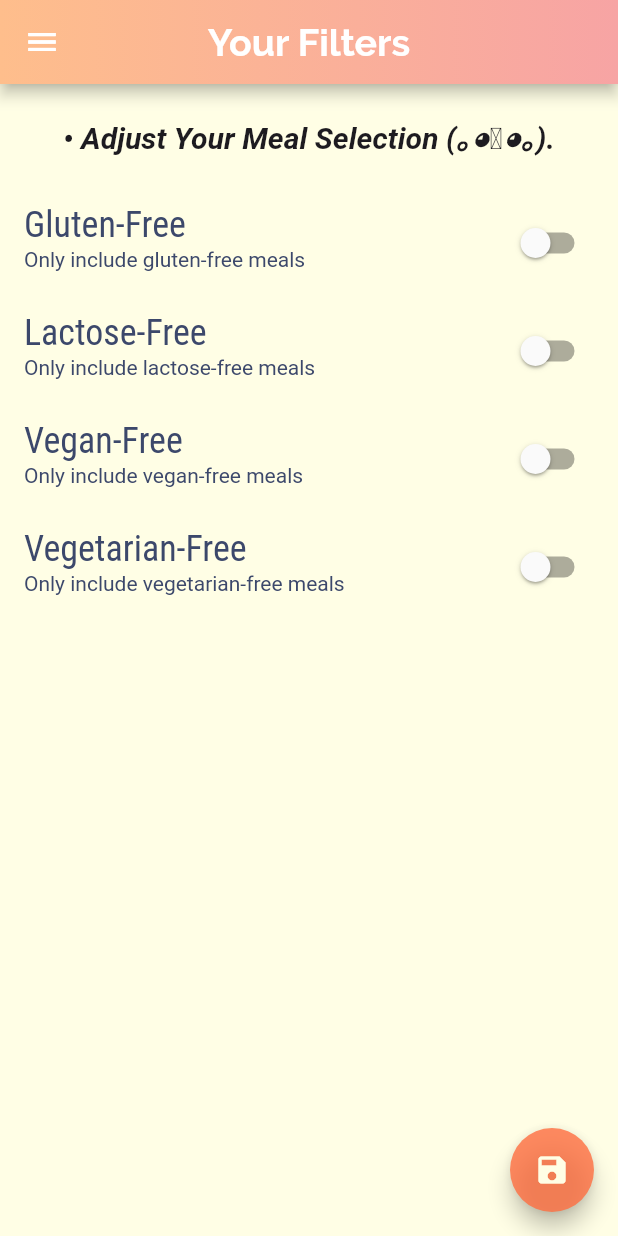
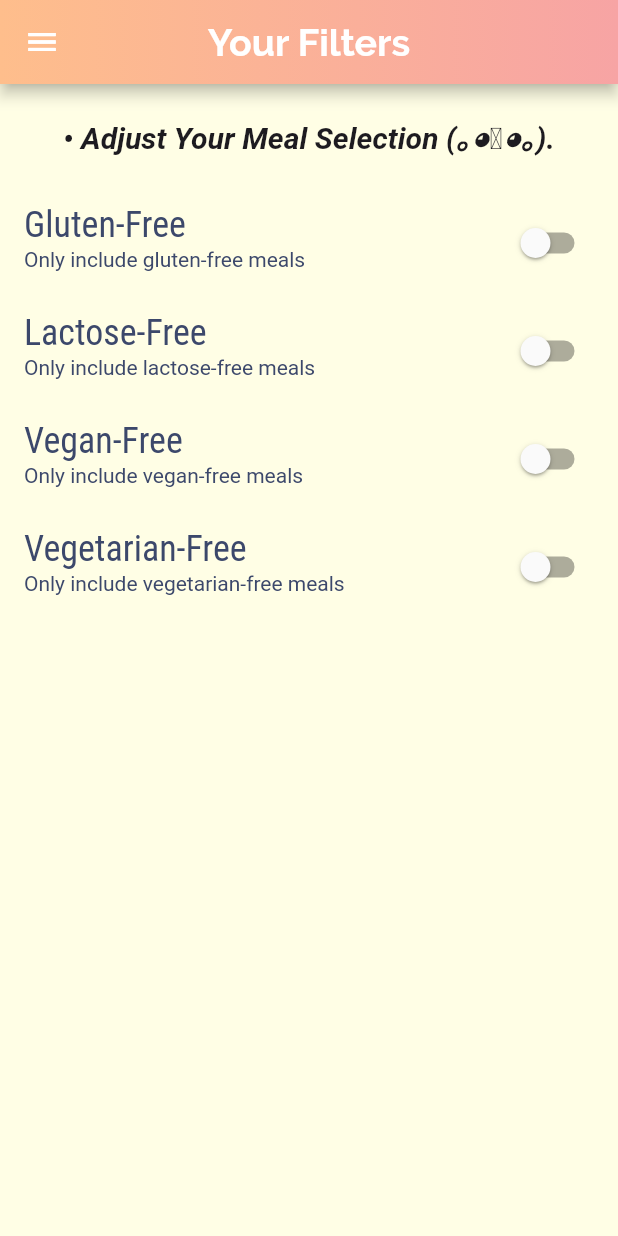
Before and after one commit to Rwan00/meal_app, a Flutter app: the FilterScreen screen opened by its route, on a phone screen of 412 x 824 dp. Run offline on Flutter 3.47's test engine with Material 3 defaults, Android fonts, the phone set to English and light mode, and no system bars; our stand-ins replace easy_splash_screen, flutter_riverpod, google_nav_bar.

Commit message:
add filter provider

```diff
--- /dev/null
+++ b/lib/providers/filters_provider.dart
@@ -0,0 +1,29 @@
+import 'package:flutter_riverpod/flutter_riverpod.dart';
+
+enum Filters {
+  glutenFree,
+  lactoseFree,
+  vegan,
+  vegeterian,
+}
+
+class FiltersNotifier extends StateNotifier<Map<Filters, bool>> {
+  FiltersNotifier()
+      : super({
+          Filters.glutenFree: false,
+          Filters.lactoseFree: false,
+          Filters.vegan: false,
+          Filters.vegeterian: false,
+        });
+
+  void setFilters(Map<Filters,bool> choosenFilters) {
+    state = choosenFilters;
+  }
+  void setFilter(Filters filter, bool isActive) {
+    state = {...state, filter: isActive};
+  }
+}
+
+final filterMealsProvider =
+    StateNotifierProvider<FiltersNotifier, Map<Filters, bool>>(
+        (ref) => FiltersNotifier());
--- a/lib/screens/filters_screen.dart
+++ b/lib/screens/filters_screen.dart
@@ -1,20 +1,20 @@
 import 'package:flutter/material.dart';
+import 'package:flutter_riverpod/flutter_riverpod.dart';
+import 'package:meal_app/providers/filters_provider.dart';
 import 'package:meal_app/widgets/main_drawer.dart';
 
 import '../widgets/app_bar.dart';
 
-class FilterScreen extends StatefulWidget {
+class FilterScreen extends ConsumerStatefulWidget {
   static const routeName = '/filters';
 
-  final Function saveFilters;
-  final Map<String,bool> currentFilters;
-  const FilterScreen(this.currentFilters,this.saveFilters, {super.key});
+  const FilterScreen({super.key});
 
   @override
-  State<FilterScreen> createState() => _FilterScreenState();
+  ConsumerState<FilterScreen> createState() => _FilterScreenState();
 }
 
-class _FilterScreenState extends State<FilterScreen> {
+class _FilterScreenState extends ConsumerState<FilterScreen> {
   bool _glutenFree = false;
   bool _lactoseFree = false;
   bool _vegan = false;
@@ -23,10 +23,11 @@ class _FilterScreenState extends State<FilterScreen> {
   @override
   void initState() {
     super.initState();
-     _glutenFree = widget.currentFilters['gluten']!;
-     _lactoseFree = widget.currentFilters['lactose']!;
-     _vegan = widget.currentFilters['vegan']!;
-     _vegetarian = widget.currentFilters['vegetarian']!;
+    final activeFilters = ref.read(filterMealsProvider);
+    _glutenFree = activeFilters[Filters.glutenFree]!;
+    _lactoseFree = activeFilters[Filters.lactoseFree]!;
+    _vegan = activeFilters[Filters.vegan]!;
+    _vegetarian = activeFilters[Filters.vegeterian]!;
   }
 
   @override
@@ -37,7 +38,16 @@ class _FilterScreenState extends State<FilterScreen> {
         flexibleSpace: const AppBarCustom(),
         centerTitle: true,
       ),
-      body: Column(
+      body: PopScope(
+        onPopInvoked: (_) async {
+          ref.read(filterMealsProvider.notifier).setFilters({
+            Filters.glutenFree : _glutenFree,
+            Filters.lactoseFree : _lactoseFree,
+            Filters.vegan:_vegan,
+            Filters.vegeterian :_vegetarian,
+          });
+        },
+        child: Column(
           children: <Widget>[
             Container(
               padding: const EdgeInsets.all(20),
@@ -102,23 +112,9 @@ class _FilterScreenState extends State<FilterScreen> {
             ),
           ],
         ),
+      ),
       drawer: const MainDrawer(),
-      floatingActionButton: FloatingActionButton(
-        onPressed: () {
-          final selectedFilters = {
-            'gluten': _glutenFree,
-            'lactose': _lactoseFree,
-            'vegan': _vegan,
-            'vegetarian': _vegetarian
-          };
-          widget.saveFilters(selectedFilters);
-        },
-        backgroundColor: Colors.deepOrangeAccent.withOpacity(0.8),
-        child: Icon(
-          Icons.save,
-          color: Theme.of(context).canvasColor,
-        ),
-      ),
+
     );
   }
 
--- a/lib/widgets/main_drawer.dart
+++ b/lib/widgets/main_drawer.dart
@@ -1,4 +1,5 @@
 import 'package:flutter/material.dart';
+import 'package:meal_app/screens/tabs_screen.dart';
 
 import '../screens/filters_screen.dart';
 
@@ -23,7 +24,7 @@ class MainDrawer extends StatelessWidget {
           const SizedBox(
             height: 20,
           ),
-          buildListTile(context,"Meal",Icons.restaurant_outlined,'/'),
+          buildListTile(context,"Meal",Icons.restaurant_outlined,TabScreen.routeName),
           buildListTile(context,"Filters",Icons.settings_suggest_outlined,FilterScreen.routeName),
         ],
       ),
@@ -45,7 +46,7 @@ class MainDrawer extends StatelessWidget {
           color: Colors.black,
         ),
       ),
-      onTap:() => Navigator.of(context).pushReplacementNamed(tapHandler),
+      onTap:() => Navigator.of(context).pushNamed(tapHandler),
     );
   }
 }
```
Also changed, not shown: lib/main.dart (+17 -34 lines), lib/screens/tabs_screen.dart (+5 -8 lines). Lines whose indentation alone changed are shown as unchanged.
